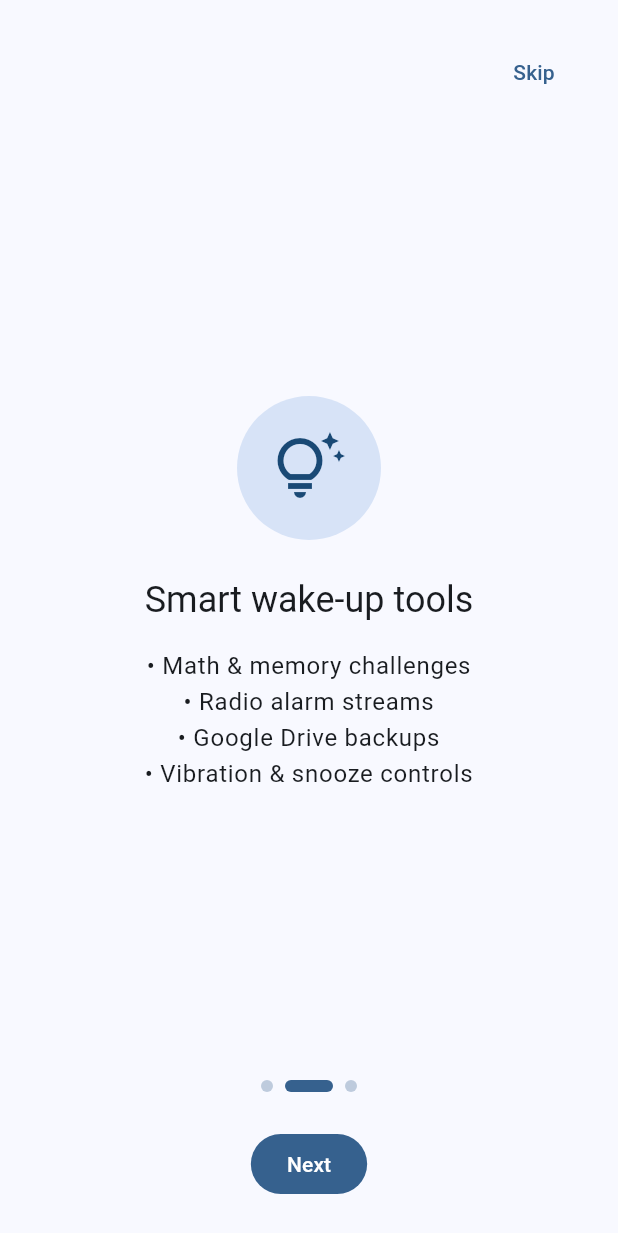
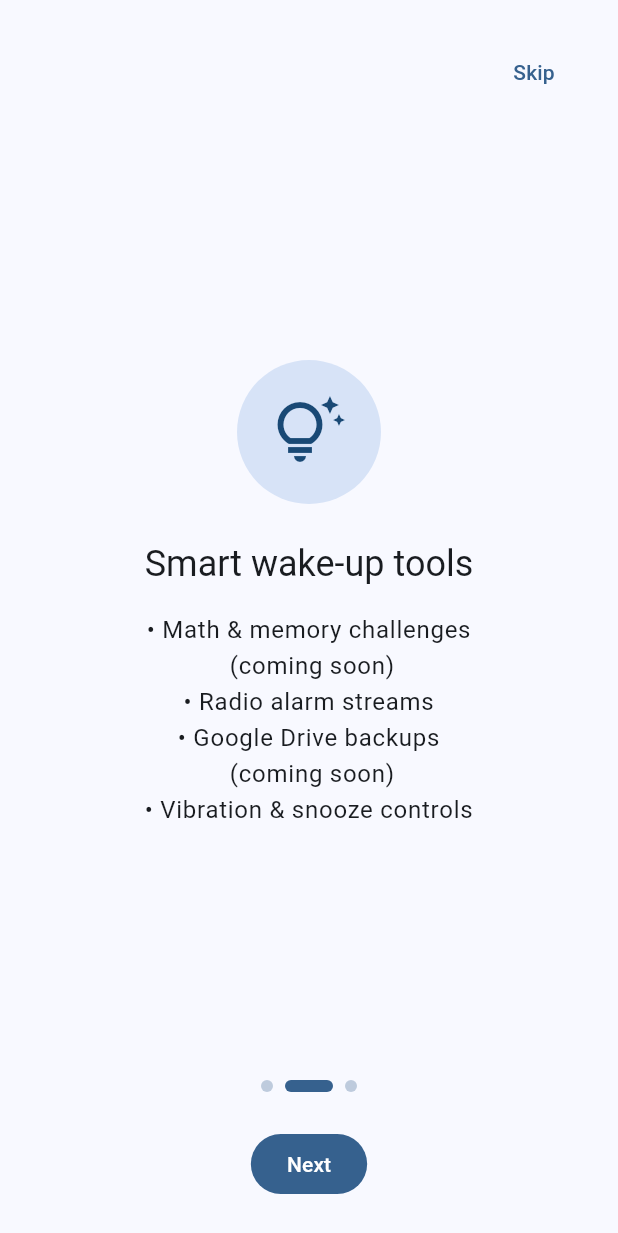
Before and after one commit to Nithiann/not_another_alarm_clock, a Flutter app: the screen it shows after launch, swiped to page 2, on a phone screen of 412 x 824 dp. Shown: the top 1233 px of the screen. Run offline on Flutter 3.47's test engine with Material 3 defaults, Android fonts, the light colour scheme and no system bars; drawn by our look-alikes of dynamic_color; our stand-ins replace flutter_local_notifications, flutter_timezone, google_sign_in, hive, hive_flutter, just_audio and 5 more; missing offline and left inert: android_alarm_manager_plus, audio_session, googleapis; accounts and stored records are empty.

```diff
--- a/lib/presentation/screens/onboarding_screen.dart
+++ b/lib/presentation/screens/onboarding_screen.dart
@@ -85,9 +85,10 @@ class _OnboardingScreenState extends State<OnboardingScreen> {
                   },
                   children: [
                     _OnboardingPage(
-                      title: 'Welcome to Alarm Challenge',
+                      title: 'Oowh nooo! Not Another Alarm Clock',
                       description:
-                          'Create smarter alarms that use Material You, fun challenges,'
+                          'Yes, you are seeing that right! its a alarm clock but with a twist.'
+                          'You can set up alarms and challenges to wake you up.'
                           ' and future mini-games to ensure you wake up on time.',
                       icon: Icons.alarm,
                       color: colorScheme.primaryContainer,
@@ -95,9 +96,9 @@ class _OnboardingScreenState extends State<OnboardingScreen> {
                     _OnboardingPage(
                       title: 'Smart wake-up tools',
                       description:
-                          '• Math & memory challenges\n'
+                          '• Math & memory challenges\n (coming soon)\n'
                           '• Radio alarm streams\n'
-                          '• Google Drive backups\n'
+                          '• Google Drive backups\n (coming soon)\n'
                           '• Vibration & snooze controls',
                       icon: Icons.tips_and_updates_outlined,
                       color: colorScheme.secondaryContainer,
```
